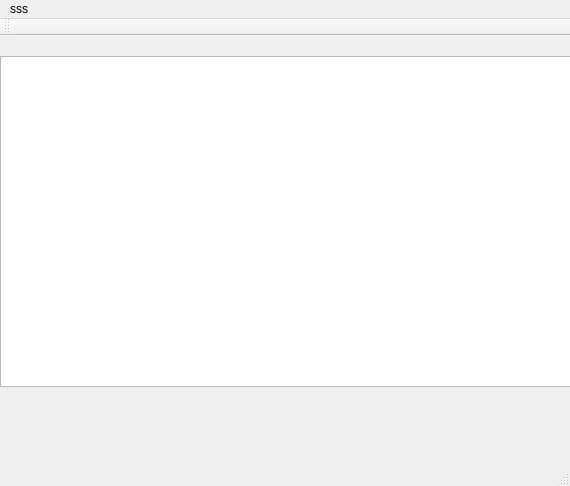
This is Videojuego/mainwindow.ui in Pablo9925/Proyecto_Final_Info as Qt 5 draws it before an edit. The edited form follows.
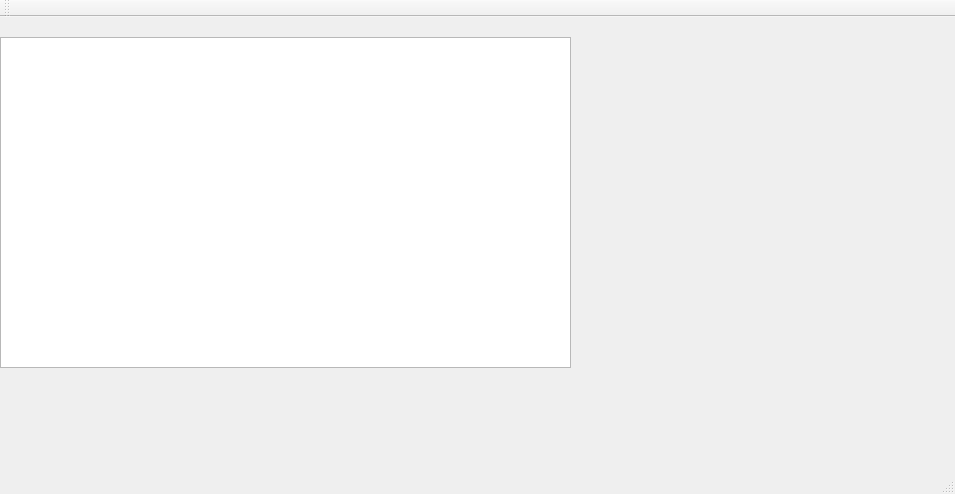
This is the edited form.

```diff
--- a/Videojuego/mainwindow.ui
+++ b/Videojuego/mainwindow.ui
@@ -6,8 +6,8 @@
    <rect>
     <x>0</x>
     <y>0</y>
-    <width>570</width>
-    <height>486</height>
+    <width>955</width>
+    <height>494</height>
    </rect>
   </property>
   <property name="windowTitle">
@@ -25,22 +25,6 @@
     </property>
    </widget>
   </widget>
-  <widget class="QMenuBar" name="menuBar">
-   <property name="geometry">
-    <rect>
-     <x>0</x>
-     <y>0</y>
-     <width>570</width>
-     <height>22</height>
-    </rect>
-   </property>
-   <widget class="QMenu" name="menusss">
-    <property name="title">
-     <string>sss</string>
-    </property>
-   </widget>
-   <addaction name="menusss"/>
-  </widget>
   <widget class="QToolBar" name="mainToolBar">
    <attribute name="toolBarArea">
     <enum>TopToolBarArea</enum>
```
